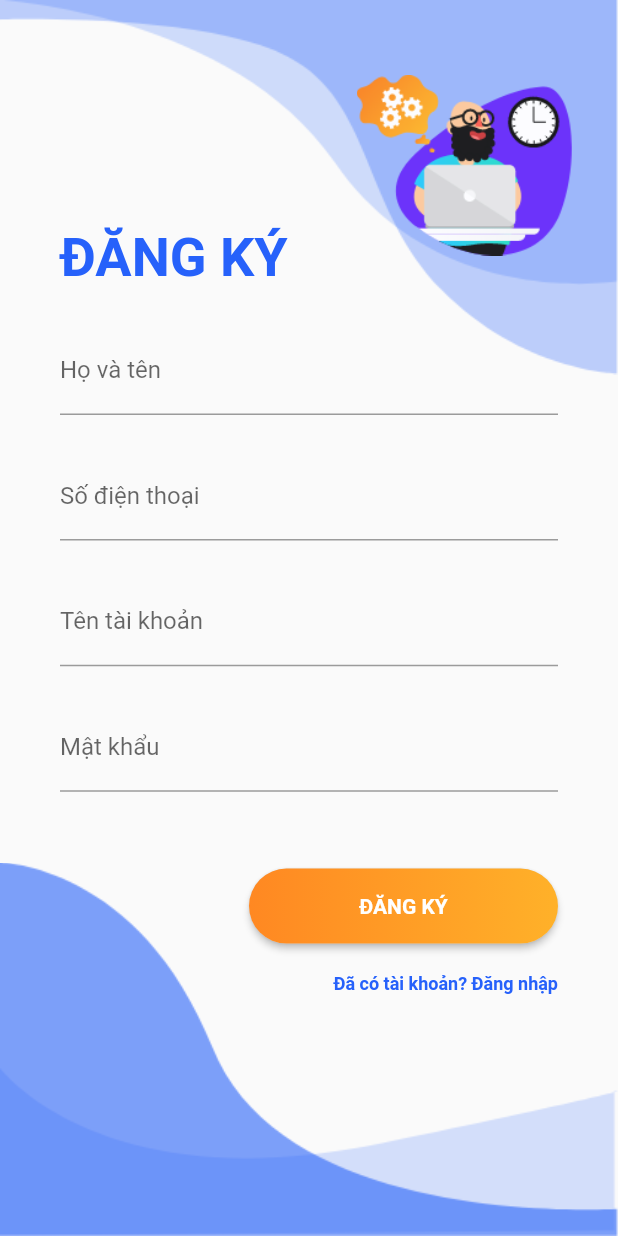
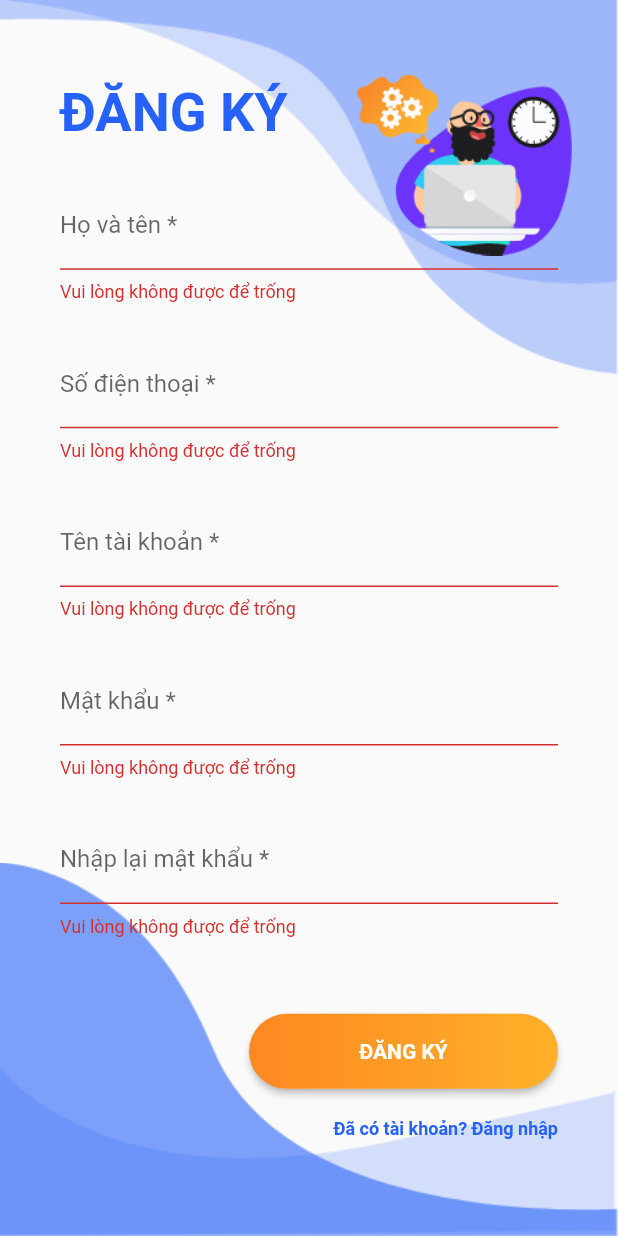
Before and after one commit to HieuTCM/JobFinder, a Flutter app: the RegisterScreen screen opened directly, after a tap on "ĐĂNG KÝ", on a phone screen of 412 x 824 dp. Run offline on Flutter 3.47's test engine with Material 2 defaults, Android fonts, the phone set to English and light mode, and no system bars; our stand-ins replace flutter_svg, google_fonts, image_picker.

Commit message:
requiredInput

```diff
--- a/flutter_application_2/lib/Screens/register/register.dart
+++ b/flutter_application_2/lib/Screens/register/register.dart
@@ -1,14 +1,22 @@
+import 'package:flutter/cupertino.dart';
 import 'package:flutter/material.dart';
 import 'package:job/Screens/login/login.dart';
 import 'package:job/components/background.dart';
+import 'package:job/views/home.dart';
 
 class RegisterScreen extends StatelessWidget {
+  GlobalKey<FormState> formKey = GlobalKey<FormState>();
+
   @override
   Widget build(BuildContext context) {
     Size size = MediaQuery.of(context).size;
 
     return Scaffold(
-      body: Background(
+      body: SingleChildScrollView(
+        physics: BouncingScrollPhysics(),
+        child: Background(
+          child: Form(
+            key: formKey,
             child: Column(
               mainAxisAlignment: MainAxisAlignment.center,
               children: <Widget>[
@@ -28,32 +36,78 @@ class RegisterScreen extends StatelessWidget {
                 Container(
                   alignment: Alignment.center,
                   margin: EdgeInsets.symmetric(horizontal: 40),
-              child: TextField(
-                decoration: InputDecoration(labelText: "Họ và tên"),
+                  child: TextFormField(
+                    decoration: InputDecoration(labelText: "Họ và tên *"),
+                    validator: (value) {
+                      if (value!.isEmpty) {
+                        return "Vui lòng không được để trống";
+                      } else {
+                        return null;
+                      }
+                    },
                   ),
                 ),
                 SizedBox(height: size.height * 0.03),
                 Container(
                   alignment: Alignment.center,
                   margin: EdgeInsets.symmetric(horizontal: 40),
-              child: TextField(
-                decoration: InputDecoration(labelText: "Số điện thoại"),
+                  child: TextFormField(
+                    keyboardType: TextInputType.number,
+                    decoration: InputDecoration(labelText: "Số điện thoại *"),
+                    validator: (value) {
+                      if (value!.isEmpty) {
+                        return "Vui lòng không được để trống";
+                      } else {
+                        return null;
+                      }
+                    },
                   ),
                 ),
                 SizedBox(height: size.height * 0.03),
                 Container(
                   alignment: Alignment.center,
                   margin: EdgeInsets.symmetric(horizontal: 40),
-              child: TextField(
-                decoration: InputDecoration(labelText: "Tên tài khoản"),
+                  child: TextFormField(
+                    decoration: InputDecoration(labelText: "Tên tài khoản *"),
+                    validator: (value) {
+                      if (value!.isEmpty) {
+                        return "Vui lòng không được để trống";
+                      } else {
+                        return null;
+                      }
+                    },
                   ),
                 ),
                 SizedBox(height: size.height * 0.03),
                 Container(
                   alignment: Alignment.center,
                   margin: EdgeInsets.symmetric(horizontal: 40),
-              child: TextField(
-                decoration: InputDecoration(labelText: "Mật khẩu"),
+                  child: TextFormField(
+                    decoration: InputDecoration(labelText: "Mật khẩu *"),
+                    validator: (value) {
+                      if (value!.isEmpty) {
+                        return "Vui lòng không được để trống";
+                      } else {
+                        return null;
+                      }
+                    },
+                    obscureText: true,
+                  ),
+                ),
+                SizedBox(height: size.height * 0.03),
+                Container(
+                  alignment: Alignment.center,
+                  margin: EdgeInsets.symmetric(horizontal: 40),
+                  child: TextFormField(
+                    decoration:
+                        InputDecoration(labelText: "Nhập lại mật khẩu *"),
+                    validator: (value) {
+                      if (value!.isEmpty) {
+                        return "Vui lòng không được để trống";
+                      } else {
+                        return null;
+                      }
+                    },
                     obscureText: true,
                   ),
                 ),
@@ -62,7 +116,12 @@ class RegisterScreen extends StatelessWidget {
                   alignment: Alignment.centerRight,
                   margin: EdgeInsets.symmetric(horizontal: 40, vertical: 10),
                   child: RaisedButton(
-                onPressed: () {},
+                    onPressed: () {
+                      if (formKey.currentState!.validate()) {
+                        Navigator.push(context,
+                            MaterialPageRoute(builder: (context) => Home()));
+                      } else {}
+                    },
                     shape: RoundedRectangleBorder(
                         borderRadius: BorderRadius.circular(80.0)),
                     textColor: Colors.white,
@@ -91,8 +150,10 @@ class RegisterScreen extends StatelessWidget {
                   margin: EdgeInsets.symmetric(horizontal: 40, vertical: 10),
                   child: GestureDetector(
                     onTap: () => {
-                  Navigator.push(context,
-                      MaterialPageRoute(builder: (context) => LoginScreen()))
+                      Navigator.push(
+                          context,
+                          MaterialPageRoute(
+                              builder: (context) => LoginScreen()))
                     },
                     child: Text(
                       "Đã có tài khoản? Đăng nhập",
@@ -106,6 +167,8 @@ class RegisterScreen extends StatelessWidget {
               ],
             ),
           ),
+        ),
+      ),
     );
   }
 }
```
Also changed, not shown: flutter_application_2/lib/Screens/login/login.dart (+37 -9 lines). Lines whose indentation alone changed are shown as unchanged.
